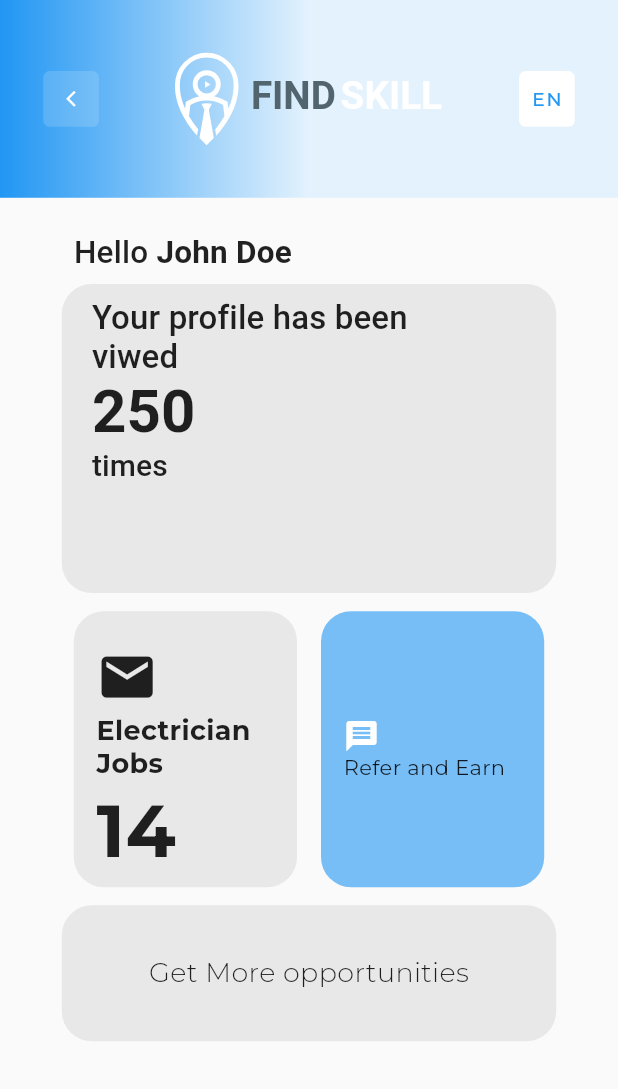
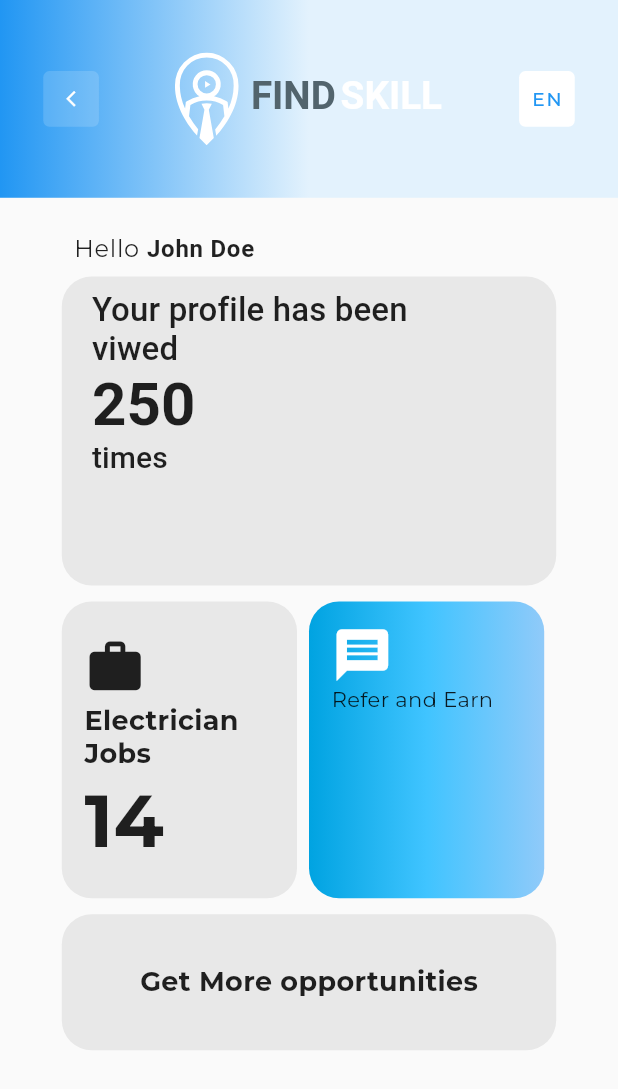
Before and after one commit to dsskonuru/findskill_mobile, a Flutter app: the SideBarNavigationDrawer screen opened directly, on a phone screen of 412 x 824 dp. Shown: the top 1089 px of the screen. Run offline on Flutter 3.47's test engine with Material 2 defaults, Android fonts, the phone set to English and light mode, and no system bars; our stand-ins replace auto_route, camera, cloud_firestore, connectivity, dartz, dio and 15 more; missing offline and left inert: video_trimmer; accounts and stored records are empty; generated files the repository leaves out were written again; Roboto replaces fonts that are missing (Hind).

Commit message:
made variables private

```diff
--- a/lib/features/job-seeker-module/dashboard/presentation/pages/dashboard_page.dart
+++ b/lib/features/job-seeker-module/dashboard/presentation/pages/dashboard_page.dart
@@ -43,7 +43,7 @@ class _DashBoardPageState extends State<DashBoardPage> {
                   child: RichText(
                     text: TextSpan(
                       text: 'Hello ',
-                      style: Theme.of(context).textTheme.headline6,
+                      style: Theme.of(context).textTheme.bodyText1,
                       children: const <TextSpan>[
                         TextSpan(
                           text: 'John Doe',
@@ -67,7 +67,6 @@ class _DashBoardPageState extends State<DashBoardPage> {
                     padding: const EdgeInsets.symmetric(
                         horizontal: 20, vertical: 10),
                     child: Column(
-                      //mainAxisAlignment: MainAxisAlignment.center,
                       crossAxisAlignment: CrossAxisAlignment.stretch,
                       children: [
                         _text("Your profile has been \nviwed", 22,
@@ -79,17 +78,16 @@ class _DashBoardPageState extends State<DashBoardPage> {
                   ),
                 ),
                 SizedBox(
-                  height: 0.5.h,
+                  height: 1.3.h,
                 ),
                 SizedBox(
-                  height: 200,
-                  //color: Colors.orange,
+                  height: 24.h,
                   child: Row(
                     mainAxisAlignment: MainAxisAlignment.center,
                     children: [
                       Expanded(
                         child: Padding(
-                          padding: const EdgeInsets.all(8.0),
+                          padding: const EdgeInsets.only(right: 8.0),
                           child: Container(
                               decoration: BoxDecoration(
                                 color: Colors.grey.withOpacity(0.2),
@@ -105,7 +103,7 @@ class _DashBoardPageState extends State<DashBoardPage> {
                                     height: 1.h,
                                   ),
                                   Icon(
-                                    Icons.local_post_office,
+                                    Icons.work_outlined,
                                     size: 5.h,
                                   ),
                                   SizedBox(
@@ -133,21 +131,27 @@ class _DashBoardPageState extends State<DashBoardPage> {
                       ),
                       Expanded(
                         child: Padding(
-                          padding: const EdgeInsets.all(8.0),
+                          padding: const EdgeInsets.only(right: 8.0),
                           child: Container(
                             decoration: BoxDecoration(
-                              color: Colors.blue.withOpacity(0.6),
+                              gradient:   LinearGradient(colors: [
+                                 Theme.of(context).colorScheme.primary,
+                                 Colors.lightBlueAccent,
+                                 Colors.blue.shade200,
+                              ]),
+                              //color: Theme.of(context).colorScheme.primary,//Colors.blue.withOpacity(0.6),
                               borderRadius: const BorderRadius.all(
                                 Radius.circular(20),
                               ),
                             ),
                             padding: const EdgeInsets.all(15),
                             child: Column(
-                              mainAxisAlignment: MainAxisAlignment.center,
+                              //mainAxisAlignment: MainAxisAlignment.center,
                               crossAxisAlignment: CrossAxisAlignment.start,
-                              children: const [
+                              children:  [
                                 Icon(
                                   Icons.message,
+                                  size: 5.h,
                                   color: Colors.white,
                                 ),
                                 Text("Refer and Earn"),
@@ -160,7 +164,7 @@ class _DashBoardPageState extends State<DashBoardPage> {
                   ),
                 ),
                 SizedBox(
-                  height: 0.5.h, //3,
+                  height: 1.3.h, //3,
                 ),
                 Container(
                   height: 11.h, //100,
@@ -175,7 +179,7 @@ class _DashBoardPageState extends State<DashBoardPage> {
                       "Get More opportunities",
                       style: TextStyle(
                         fontSize: 18,
-                        fontWeight: FontWeight.w300,
+                        fontWeight: FontWeight.bold,
                       ),
                     ),
                   ),
--- a/lib/features/job-seeker-module/navigation_bar/presentation/model/drawer_item.dart
+++ b/lib/features/job-seeker-module/navigation_bar/presentation/model/drawer_item.dart
@@ -1,7 +1,7 @@
 
 class DrawerItem {
-  final String title;
+  final String? title;
   const DrawerItem({
-    required this.title,
+    this.title,
   });
 }
--- a/lib/features/job-seeker-module/navigation_bar/presentation/model/drawer_items.dart
+++ b/lib/features/job-seeker-module/navigation_bar/presentation/model/drawer_items.dart
@@ -2,6 +2,7 @@
 import 'package:find_skill/features/job-seeker-module/navigation_bar/presentation/model/drawer_item.dart';
 
 mixin DrawerItems {
+  static const DrawerItem dashboard = DrawerItem();
   static const DrawerItem editProfile = DrawerItem(title: "EDIT PROFILE");
   static const DrawerItem accountSettings = DrawerItem(title: "ACCOUNT SETTINGS");
   static const DrawerItem notifications = DrawerItem(title: "NOTIFICATIONS");
--- a/lib/features/job-seeker-module/navigation_bar/side_navigation_bar/navigation_drawer.dart
+++ b/lib/features/job-seeker-module/navigation_bar/side_navigation_bar/navigation_drawer.dart
@@ -1,7 +1,9 @@
 import 'package:find_skill/features/job-seeker-module/dashboard/presentation/pages/dashboard_page.dart';
+import 'package:find_skill/features/job-seeker-module/navigation_bar/presentation/model/drawer_item.dart';
 import 'package:find_skill/features/job-seeker-module/navigation_bar/presentation/model/drawer_items.dart';
 import 'package:find_skill/features/job-seeker-module/navigation_bar/side_navigation_bar/drawer.dart';
 import 'package:find_skill/features/job-seeker-module/navigation_bar/widget/navigation_drawer_items.dart';
+import 'package:find_skill/features/job-seeker-module/refer-and-earn/presentation/pages/refer_and_earn_page.dart';
 import 'package:flutter/material.dart';
 import 'package:responsive_sizer/responsive_sizer.dart';
 
@@ -14,11 +16,12 @@ class SideBarNavigationDrawer extends StatefulWidget {
 }
 
 class _SideBarNavigationDrawerState extends State<SideBarNavigationDrawer> {
-  late double xOffset;
-  late double yOffset;
-  late double scaleFactor;
-  late bool isDrawerOpen;
-  bool isDragging = false;
+  late double _xOffset;
+  late double _yOffset;
+  late double _scaleFactor;
+  late bool _isDrawerOpen;
+  bool _isDragging = false;
+  DrawerItem _drawerItem = DrawerItems.dashboard;
 
   @override
   void initState() {
@@ -28,26 +31,26 @@ class _SideBarNavigationDrawerState extends State<SideBarNavigationDrawer> {
 
   void closeDrawer() {
     setState(() {
-      xOffset = 0;
-      yOffset = 0;
-      scaleFactor = 1;
-      isDrawerOpen = false;
+      _xOffset = 0;
+      _yOffset = 0;
+      _scaleFactor = 1;
+      _isDrawerOpen = false;
     });
   }
 
   void openDrawer() {
     setState(() {
-      xOffset = 71.w;//290;
-      yOffset = 10.h;//70;
-      scaleFactor = 0.8;
-      isDrawerOpen = true;
+      _xOffset = 71.w;//290;
+      _yOffset = 10.h;//70;
+      _scaleFactor = 0.8;
+      _isDrawerOpen = true;
     });
   }
 
   Widget dashBoardPage() {
     return WillPopScope(
       onWillPop: () async {
-        if (isDrawerOpen) {
+        if (_isDrawerOpen) {
           closeDrawer();
           return false;
         } else {
@@ -56,9 +59,9 @@ class _SideBarNavigationDrawerState extends State<SideBarNavigationDrawer> {
       },
       child: GestureDetector(
         onTap: closeDrawer,
-        onHorizontalDragStart: (details) => isDragging = true,
+        onHorizontalDragStart: (details) => _isDragging = true,
         onHorizontalDragUpdate: (details) {
-          if (!isDragging) {
+          if (!_isDragging) {
             return;
           }
           const delta = 1;
@@ -67,13 +70,13 @@ class _SideBarNavigationDrawerState extends State<SideBarNavigationDrawer> {
           } else if (details.delta.dx < -delta) {
             closeDrawer();
           }
-          isDragging = false;
+          _isDragging = false;
         },
         child: AnimatedContainer(
           duration: const Duration(milliseconds: 200),
-          transform: Matrix4.translationValues(xOffset, yOffset, 0)..scale(scaleFactor),
+          transform: Matrix4.translationValues(_xOffset, _yOffset, 0)..scale(_scaleFactor),
           child: AbsorbPointer(
-            absorbing: isDrawerOpen,
+            absorbing: _isDrawerOpen,
             child: DashBoardPage(openDrawer: openDrawer),
           ),
         ),
@@ -81,23 +84,41 @@ class _SideBarNavigationDrawerState extends State<SideBarNavigationDrawer> {
     );
   }
 
-  // Widget drawerItems() {
-  //   return ;
-  // }
 
   Widget navigationDrawer() {
     return SingleChildScrollView(
       child: Column(
         crossAxisAlignment: CrossAxisAlignment.start,
         children: <Widget> [
-           const NavigationDrawer(),
+            NavigationDrawer(onSelecteditem: (DrawerItem value) {
+              setState(() {
+                _drawerItem = value;
+              });
+              closeDrawer();
+             },),
            SizedBox(
              height: 10.h,
            ),
-            NavigationDrawerItemWidget(title: DrawerItems.singOut.title)
+            NavigationDrawerItemWidget(title: DrawerItems.singOut.title!,)
         ],
       ),
     );
+  }
+
+  Widget getDrawerPage() {
+    switch (_drawerItem) {
+      case DrawerItems.editProfile:
+        return Profile();//EditProfile;
+      case DrawerItems.accountSettings:
+        return Accounts();
+      // add notffication screen
+      // case DrawerItems.accountSettings:
+      //   return Accounts();
+      case DrawerItems.referAndEarn:
+        return ReferAndEarn();
+      default:
+        return dashBoardPage();
+    }
   }
 
   @override
@@ -109,13 +130,39 @@ class _SideBarNavigationDrawerState extends State<SideBarNavigationDrawer> {
         alignment: Alignment.centerLeft,
         children: [
           SizedBox(
-            width: xOffset,
+            width: _xOffset,
             height: 63.h,//490,
             child: navigationDrawer(),
           ),
-          dashBoardPage(),
+          getDrawerPage()//dashBoardPage(),
         ],
       )),
     );
   }
 }
+
+
+
+
+class Profile extends StatelessWidget {
+  const Profile({ Key? key }) : super(key: key);
+
+  @override
+  Widget build(BuildContext context) {
+    return Scaffold(
+      body: Container(color: Colors.red,height: 300,child: Text("profile"),),
+    );
+  }
+}
+
+
+class Accounts extends StatelessWidget {
+  const Accounts({ Key? key }) : super(key: key);
+
+  @override
+  Widget build(BuildContext context) {
+    return Scaffold(
+      body: Container(color: Colors.red,height: 300,child: Text("accoounnt"),),
+    );
+  }
+}
--- a/lib/features/job-seeker-module/navigation_bar/widget/navigation_drawer_items.dart
+++ b/lib/features/job-seeker-module/navigation_bar/widget/navigation_drawer_items.dart
@@ -1,5 +1,7 @@
 import 'package:flutter/material.dart';
 import 'package:responsive_sizer/responsive_sizer.dart';
+
+import 'package:find_skill/features/job-seeker-module/navigation_bar/presentation/model/drawer_item.dart';
 
 class NavigationDrawerItemWidget extends StatelessWidget {
   final String title;
```
Also changed, not shown: lib/features/job-seeker-module/navigation_bar/side_navigation_bar/drawer.dart (+13 -3 lines).
